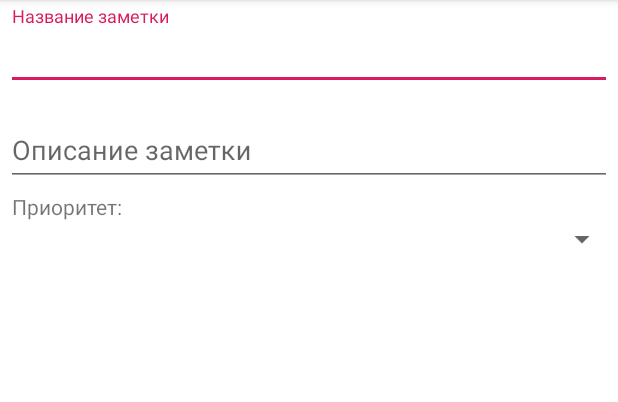
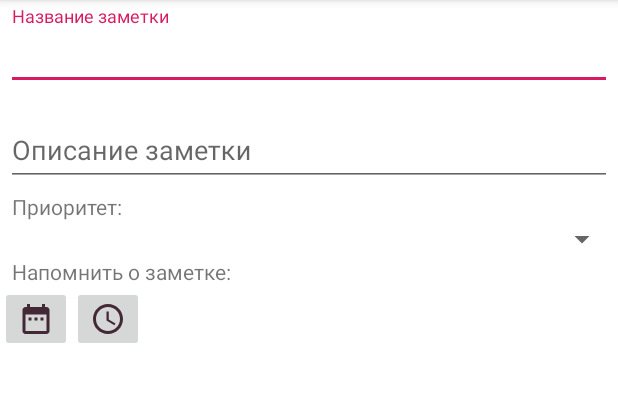
Before and after one commit to Cstyler/ToDoApp, an Android app: the NextActionsListCreateActivity screen opened directly, with no data from a screen before it, on a phone screen of 412 x 824 dp, the part 84-486 px from its top. Run offline under Robolectric (Android 15) with nearby library versions, the phone set to English and light mode, and no system bars; plain views replace MaterialSpinner; 1 statement that could not run was skipped.

```diff
--- a/app/build.gradle
+++ b/app/build.gradle
@@ -44,7 +44,6 @@ dependencies {
     implementation "com.android.support:cardview-v7:${supportLibVersion}"
     implementation "android.arch.persistence.room:runtime:1.1.1"
     implementation "com.jaredrummler:material-spinner:1.2.5"
-    implementation "com.code-troopers.betterpickers:library:3.1.0"
     annotationProcessor "android.arch.persistence.room:compiler:1.1.1"
     kapt "android.arch.persistence.room:compiler:1.1.1"
     testImplementation 'junit:junit:4.12'
--- a/app/src/main/java/bmstu/ru/todoapp/activities/InListEditActivity.kt
+++ b/app/src/main/java/bmstu/ru/todoapp/activities/InListEditActivity.kt
@@ -37,7 +37,7 @@ class InListEditActivity : AppCompatActivity() {
         note = DatabaseLayer.getInListNoteById(noteId)
         in_list_edit_note_name_edit_text.setText(note.name)
         in_list_edit_note_content_edit_text.setText(note.content)
-        val dateFormat = SimpleDateFormat("dd/MM/yyyy hh:mm:ss")
+        val dateFormat = SimpleDateFormat("dd/MM/yyyy HH:mm")
         in_list_edit_creation_date_text_view.text = getString(R.string.edit_form_creation_date)
             .format(dateFormat.format(note.creationDate))
         in_list_edit_update_date_text_view.text = getString(R.string.edit_form_update_date)
--- /dev/null
+++ b/app/src/main/res/drawable/ic_date.xml
@@ -0,0 +1,5 @@
+<vector android:height="24dp" android:tint="#432836"
+    android:viewportHeight="24.0" android:viewportWidth="24.0"
+    android:width="24dp" xmlns:android="http://schemas.android.com/apk/res/android">
+    <path android:fillColor="#FF000000" android:pathData="M9,11L7,11v2h2v-2zM13,11h-2v2h2v-2zM17,11h-2v2h2v-2zM19,4h-1L18,2h-2v2L8,4L8,2L6,2v2L5,4c-1.11,0 -1.99,0.9 -1.99,2L3,20c0,1.1 0.89,2 2,2h14c1.1,0 2,-0.9 2,-2L21,6c0,-1.1 -0.9,-2 -2,-2zM19,20L5,20L5,9h14v11z"/>
+</vector>
--- /dev/null
+++ b/app/src/main/res/drawable/ic_time.xml
@@ -0,0 +1,5 @@
+<vector android:height="24dp" android:tint="#432836"
+    android:viewportHeight="24.0" android:viewportWidth="24.0"
+    android:width="24dp" xmlns:android="http://schemas.android.com/apk/res/android">
+    <path android:fillColor="#FF000000" android:pathData="M11.99,2C6.47,2 2,6.48 2,12s4.47,10 9.99,10C17.52,22 22,17.52 22,12S17.52,2 11.99,2zM12,20c-4.42,0 -8,-3.58 -8,-8s3.58,-8 8,-8 8,3.58 8,8 -3.58,8 -8,8zM12.5,7H11v6l5.25,3.15 0.75,-1.23 -4.5,-2.67z"/>
+</vector>
--- a/app/src/main/res/layout/next_actions_list_edit_form.xml
+++ b/app/src/main/res/layout/next_actions_list_edit_form.xml
@@ -60,6 +60,32 @@
                     android:layout_marginStart="8dp"
             />
             <TextView
+                    android:id="@+id/next_actions_list_edit_reminde_time_text"
+                    android:layout_width="wrap_content"
+                    android:layout_height="wrap_content"
+                    android:layout_marginStart="8dp"
+                    android:text="@string/next_actions_list_edit_reminde_time_text"
+            />
+            <LinearLayout
+                    android:layout_width="match_parent"
+                    android:layout_height="match_parent"
+                    android:orientation="horizontal"
+            >
+                <ImageButton
+                        android:id="@+id/next_actions_list_edit_image_button_date"
+                        android:layout_width="wrap_content"
+                        android:layout_height="wrap_content"
+                        android:src="@drawable/ic_date"
+                        android:contentDescription="@string/calendar_button_description"/>
+                <ImageButton
+                        android:id="@+id/next_actions_list_edit_image_button_time"
+                        android:layout_width="wrap_content"
+                        android:layout_height="wrap_content"
+                        android:src="@drawable/ic_time"
+                        android:contentDescription="@string/calendar_button_description"/>
+            </LinearLayout>
+
+            <TextView
                     android:id="@+id/next_actions_list_edit_creation_date_text_view"
                     android:layout_width="wrap_content"
                     android:layout_height="wrap_content"
--- a/app/src/main/res/values/strings.xml
+++ b/app/src/main/res/values/strings.xml
@@ -7,4 +7,8 @@
     <string name="edit_form_update_date">Дата обновления: %s</string>
     <string name="main_activity_add_menu_item">Создать заметку</string>
     <string name="next_actions_list_edit_priority_text">Приоритет:</string>
+    <string name="next_actions_list_edit_reminde_time_text">Напомнить о заметке:</string>
+    <string name="next_actions_list_edit_reminde_time_text_format">Напомнить о заметке: %s</string>
+
+    <string name="calendar_button_description">calendar button</string>
 </resources>
```
Also changed, not shown: app/src/main/java/bmstu/ru/todoapp/activities/NextActionsListEditActivity.kt (+80 -8 lines).
